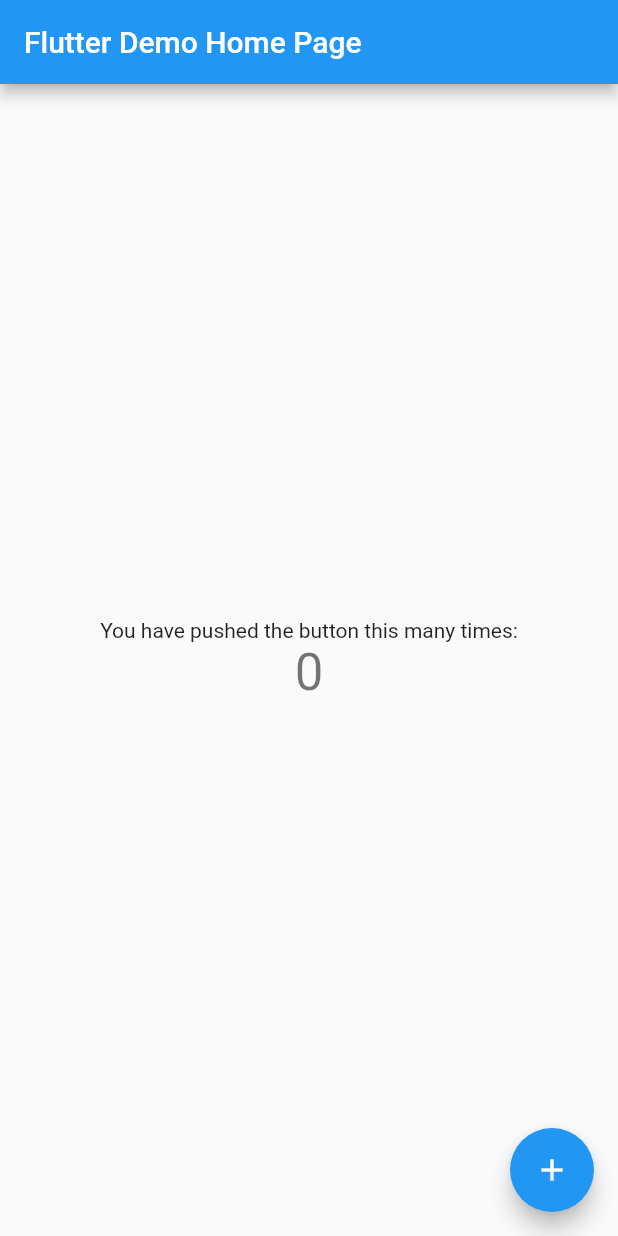
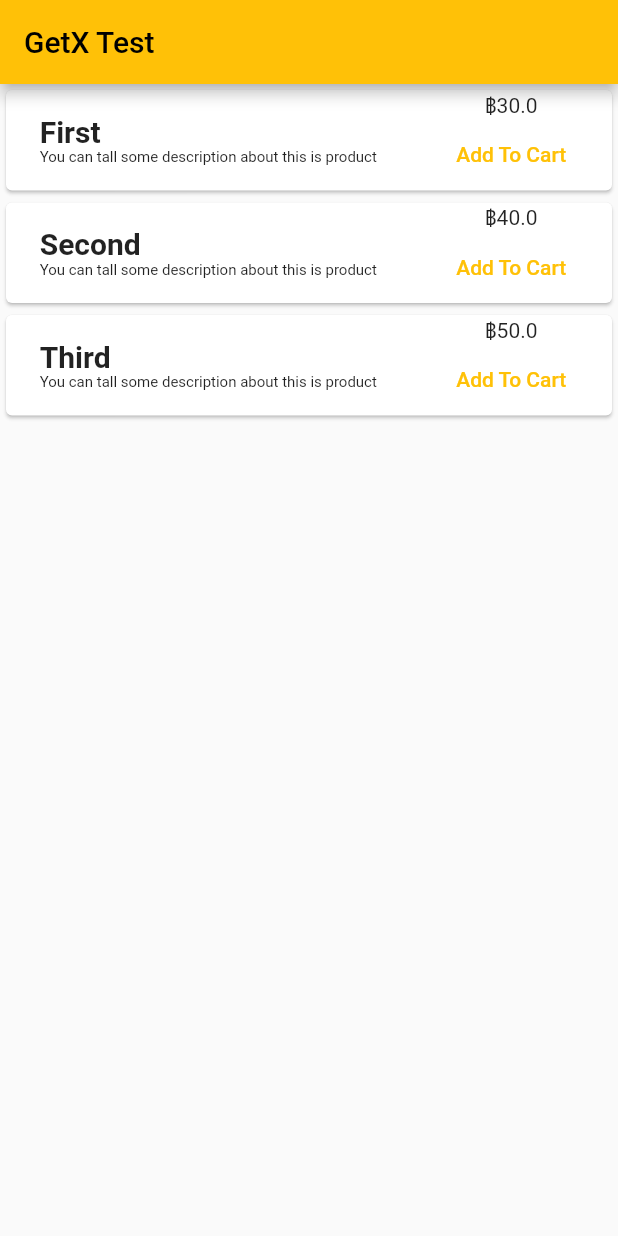
Before and after one commit to NNJio/FlutterLab_GetX, a Flutter app: the screen it shows after launch, on a phone screen of 412 x 824 dp. Run offline on Flutter 3.47's test engine with Material 2 defaults, Android fonts, the phone set to English and light mode, and no system bars; our stand-ins replace get.

Commit message:
[Add] Use GetX and create Ui

```diff
--- /dev/null
+++ b/lib/controllers/shopping_controller.dart
@@ -0,0 +1,44 @@
+import 'package:flutter_lab_getx/models/product.dart';
+import 'package:get/get.dart';
+
+class ShoppingController extends GetxController {
+  var products = <Product>[].obs;
+
+  @override
+  void onInit() {
+    fetchProducts();
+    super.onInit();
+  }
+
+  void fetchProducts() async {
+    await Future.delayed(const Duration(seconds: 1));
+    var productResult = [
+      Product(
+        id: 1,
+        productName: 'First',
+        productImage: 'abd',
+        productDescription:
+            'You can tall some description about this is product',
+        price: 30,
+      ),
+      Product(
+        id: 1,
+        productName: 'Second',
+        productImage: 'abd',
+        productDescription:
+            'You can tall some description about this is product',
+        price: 40,
+      ),
+      Product(
+        id: 1,
+        productName: 'Third',
+        productImage: 'abd',
+        productDescription:
+            'You can tall some description about this is product',
+        price: 50,
+      ),
+    ];
+    products.assignAll(productResult);
+  }
+  // Widget build(BuildContext context) {}
+}
--- a/lib/main.dart
+++ b/lib/main.dart
@@ -1,4 +1,5 @@
 import 'package:flutter/material.dart';
+import 'package:flutter_lab_getx/views/shopping_page.dart';
 
 void main() {
   runApp(const MyApp());
@@ -11,66 +12,13 @@
   @override
   Widget build(BuildContext context) {
     return MaterialApp(
+      debugShowCheckedModeBanner: false,
       title: 'Flutter Demo',
       theme: ThemeData(
 
-        primarySwatch: Colors.blue,
+        primarySwatch: Colors.amber,
       ),
-      home: const MyHomePage(title: 'Flutter Demo Home Page'),
+      home:   ShoppingPage()
     );
   }
 }
-
-class MyHomePage extends StatefulWidget {
-  const MyHomePage({Key? key, required this.title}) : super(key: key);
-
-
-
-  final String title;
-
-  @override
-  State<MyHomePage> createState() => _MyHomePageState();
-}
-
-class _MyHomePageState extends State<MyHomePage> {
-  int _counter = 0;
-
-  void _incrementCounter() {
-    setState(() {
-
-      _counter++;
-    });
-  }
-
-  @override
-  Widget build(BuildContext context) {
-
-    return Scaffold(
-      appBar: AppBar(
-
-        title: Text(widget.title),
-      ),
-      body: Center(
-
-        child: Column(
-
-          mainAxisAlignment: MainAxisAlignment.center,
-          children: <Widget>[
-            const Text(
-              'You have pushed the button this many times:',
-            ),
-            Text(
-              '$_counter',
-              style: Theme.of(context).textTheme.headline4,
-            ),
-          ],
-        ),
-      ),
-      floatingActionButton: FloatingActionButton(
-        onPressed: _incrementCounter,
-        tooltip: 'Increment',
-        child: const Icon(Icons.add),
-      ),
-    );
-  }
-}
--- /dev/null
+++ b/lib/models/product.dart
@@ -0,0 +1,15 @@
+class Product {
+  final int id;
+  final String productName;
+  final String productImage;
+  final String productDescription;
+  final double price;
+
+  Product({
+    required this.id,
+    required this.productName,
+    required this.productImage,
+    required this.productDescription,
+    required this.price,
+  });
+}
--- /dev/null
+++ b/lib/views/shopping_page.dart
@@ -0,0 +1,67 @@
+import 'package:flutter/material.dart';
+import 'package:flutter_lab_getx/controllers/shopping_controller.dart';
+import 'package:get/get_state_manager/get_state_manager.dart';
+import 'package:get/instance_manager.dart';
+
+class ShoppingPage extends StatelessWidget {
+  ShoppingPage({Key? key}) : super(key: key);
+  final shoppingController = Get.put(ShoppingController());
+
+  @override
+  Widget build(BuildContext context) {
+    return Scaffold(
+      appBar: AppBar(
+        title: const Text('GetX Test'),
+      ),
+      body: SafeArea(
+        child: Column(
+          children: [
+            Expanded(
+              child: GetX<ShoppingController>(builder: (controller) {
+                return ListView.builder(
+                  itemCount: controller.products.length,
+                  itemBuilder: (BuildContext context, int index) {
+                    return Card(
+                      child: Row(
+                        mainAxisAlignment: MainAxisAlignment.spaceAround,
+                        children: [
+                          Column(
+                            mainAxisAlignment: MainAxisAlignment.start,
+                            crossAxisAlignment: CrossAxisAlignment.start,
+                            children: [
+                              Text(
+                                controller.products[index].productName,
+                                style: const TextStyle(
+                                  fontSize: 20,
+                                  fontWeight: FontWeight.bold,
+                                ),
+                              ),
+                              Text(
+                                controller.products[index].productDescription,
+                                style: const TextStyle(
+                                  fontSize: 10,
+                                ),
+                              ),
+                            ],
+                          ),
+                          Column(
+                            children: [
+                              Text('฿${controller.products[index].price}'),
+                              TextButton(
+                                  onPressed: () {},
+                                  child: const Text('Add To Cart'))
+                            ],
+                          ),
+                        ],
+                      ),
+                    );
+                  },
+                );
+              }),
+            ),
+          ],
+        ),
+      ),
+    );
+  }
+}
--- a/pubspec.yaml
+++ b/pubspec.yaml
@@ -34,6 +34,7 @@
   # The following adds the Cupertino Icons font to your application.
   # Use with the CupertinoIcons class for iOS style icons.
   cupertino_icons: ^1.0.2
+  get: ^4.6.5
 
 dev_dependencies:
   flutter_test:
```
Also changed, not shown: pubspec.lock.
